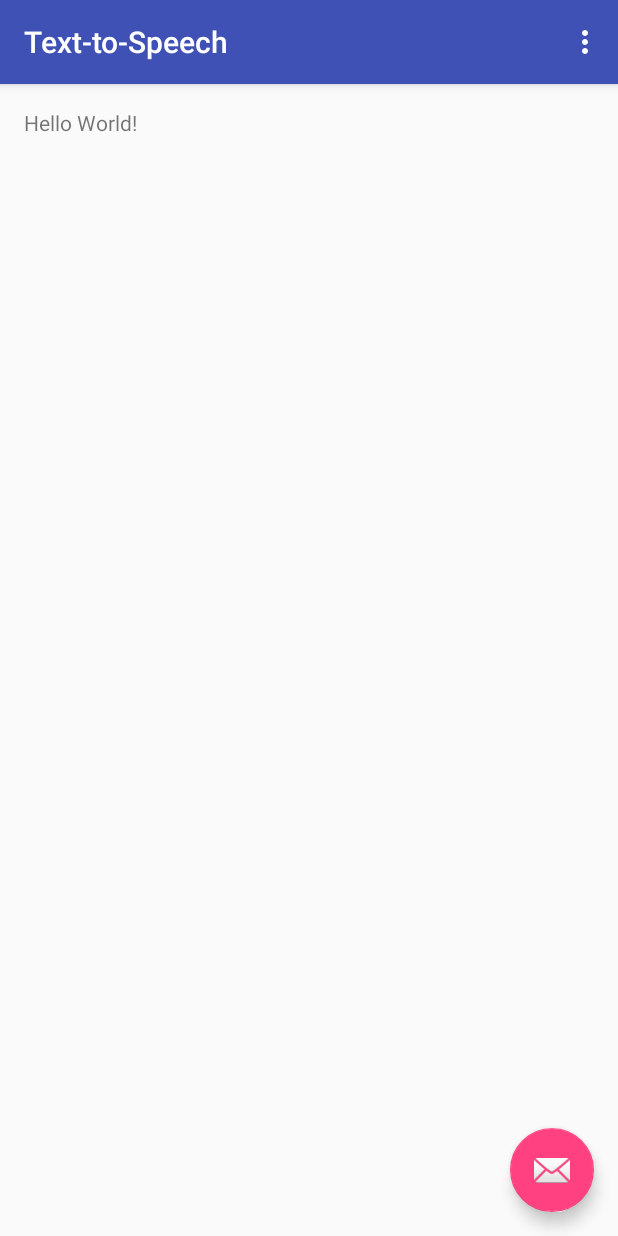
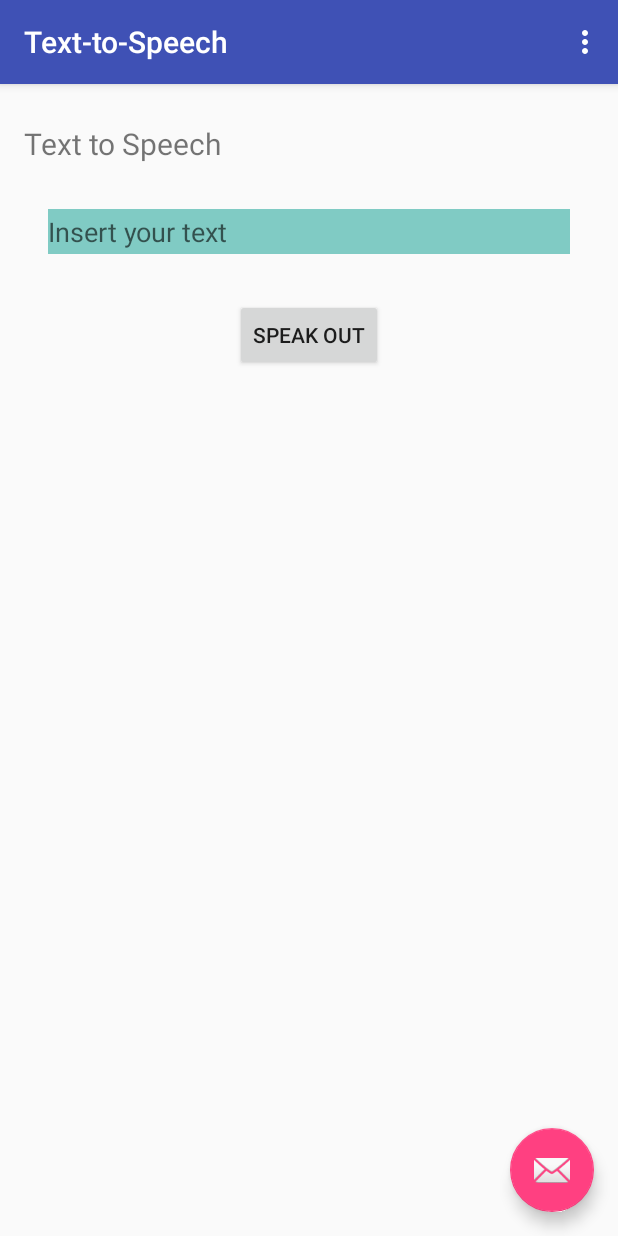
Before and after one commit to anubansal/google-text-to-speech, an Android app: the screen it shows after launch (MainActivity), on a phone screen of 412 x 824 dp. Run offline under Robolectric (Android 15) with nearby library versions, the phone set to English and light mode, and no system bars.

Commit message:
Added text-to-speech functionality

```diff
--- a/app/src/main/java/com/example/anubansal/text_to_speech/MainActivity.java
+++ b/app/src/main/java/com/example/anubansal/text_to_speech/MainActivity.java
@@ -1,15 +1,26 @@
 package com.example.anubansal.text_to_speech;
 
 import android.os.Bundle;
+import android.speech.tts.TextToSpeech;
 import android.support.design.widget.FloatingActionButton;
 import android.support.design.widget.Snackbar;
 import android.support.v7.app.AppCompatActivity;
 import android.support.v7.widget.Toolbar;
+import android.util.Log;
 import android.view.View;
 import android.view.Menu;
 import android.view.MenuItem;
+import android.widget.Button;
+import android.widget.EditText;
 
-public class MainActivity extends AppCompatActivity {
+import java.util.Locale;
+
+public class MainActivity extends AppCompatActivity implements TextToSpeech.OnInitListener {
+
+    private String TAG = "TextToSpeech";
+    private TextToSpeech tts;
+    private Button btnSpeak;
+    private EditText typeText;
 
     @Override
     protected void onCreate(Bundle savedInstanceState) {
@@ -24,6 +35,20 @@ public class MainActivity extends AppCompatActivity {
             public void onClick(View view) {
                 Snackbar.make(view, "Replace with your own action", Snackbar.LENGTH_LONG)
                         .setAction("Action", null).show();
+            }
+        });
+
+        tts = new TextToSpeech(this, this);
+
+        btnSpeak = (Button) findViewById(R.id.btnSpeak);
+
+        typeText = (EditText) findViewById(R.id.type_text);
+
+        btnSpeak.setOnClickListener(new View.OnClickListener() {
+
+            @Override
+            public void onClick(View v) {
+                speakOut();
             }
         });
     }
@@ -49,4 +74,37 @@ public class MainActivity extends AppCompatActivity {
 
         return super.onOptionsItemSelected(item);
     }
+
+    @Override
+    public void onInit(int status) {
+        if (status == TextToSpeech.SUCCESS) {
+
+//            to change the language, use tts.setLanguage("lang");
+            int result = tts.setLanguage(Locale.US);
+
+            if (result == TextToSpeech.LANG_MISSING_DATA || result == TextToSpeech.LANG_NOT_SUPPORTED) {
+                Log.e(TAG, "This language is not supported");
+            } else {
+                btnSpeak.setEnabled(true);
+                speakOut();
+            }
+        } else {
+            Log.e(TAG, "Initialization failed!");
+        }
+    }
+
+    private void speakOut() {
+        String text = typeText.getText().toString();
+        tts.speak(text, TextToSpeech.QUEUE_FLUSH, null);
+    }
+
+    @Override
+    protected void onDestroy() {
+        if (tts != null) {
+            tts.stop();
+            tts.shutdown();
+        }
+
+        super.onDestroy();
+    }
 }
--- a/app/src/main/res/layout/content_main.xml
+++ b/app/src/main/res/layout/content_main.xml
@@ -1,5 +1,5 @@
 <?xml version="1.0" encoding="utf-8"?>
-<RelativeLayout xmlns:android="http://schemas.android.com/apk/res/android"
+<LinearLayout xmlns:android="http://schemas.android.com/apk/res/android"
     xmlns:app="http://schemas.android.com/apk/res-auto"
     xmlns:tools="http://schemas.android.com/tools"
     android:layout_width="match_parent"
@@ -8,12 +8,37 @@
     android:paddingLeft="@dimen/activity_horizontal_margin"
     android:paddingRight="@dimen/activity_horizontal_margin"
     android:paddingTop="@dimen/activity_vertical_margin"
+    android:orientation="vertical"
     app:layout_behavior="@string/appbar_scrolling_view_behavior"
     tools:context="com.example.anubansal.text_to_speech.MainActivity"
     tools:showIn="@layout/activity_main">
 
     <TextView
+        android:id="@+id/tv"
         android:layout_width="wrap_content"
         android:layout_height="wrap_content"
-        android:text="Hello World!" />
-</RelativeLayout>
+        android:layout_marginTop="10dp"
+        android:text="@string/text_to_speech"
+        android:textSize="20dp"
+        android:layout_centerHorizontal="true"/>
+
+    <EditText
+        android:id="@+id/type_text"
+        android:layout_width="match_parent"
+        android:layout_height="30dp"
+        android:layout_marginLeft="16dp"
+        android:layout_marginRight="16dp"
+        android:hint="@string/txt_hint"
+        android:layout_marginTop="30dp"
+        android:background="@color/accent_material_dark"
+        android:layout_centerHorizontal="true"/>
+
+    <Button
+        android:id="@+id/btnSpeak"
+        android:layout_width="wrap_content"
+        android:layout_height="wrap_content"
+        android:layout_marginTop="30dp"
+        android:layout_centerHorizontal="true"
+        android:text="@string/btn_text"
+        android:layout_gravity="center_horizontal" />
+</LinearLayout>
--- a/app/src/main/res/values/strings.xml
+++ b/app/src/main/res/values/strings.xml
@@ -1,4 +1,7 @@
 <resources>
     <string name="app_name">Text-to-Speech</string>
     <string name="action_settings">Settings</string>
+    <string name="text_to_speech">Text to Speech</string>
+    <string name="txt_hint">Insert your text</string>
+    <string name="btn_text">Speak out</string>
 </resources>
```
